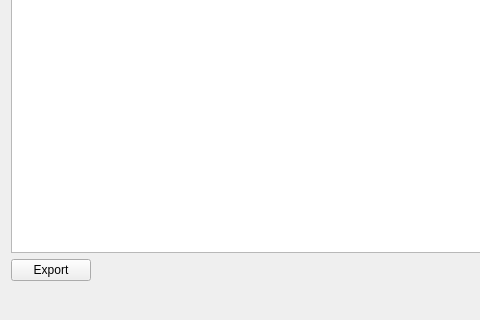
Above: Polyhedron/demo/Polyhedron/Statistics_on_item_dialog.ui from CGAL/cgal before the change; both pictures show x 0 to 480 and y 243 to 563 of the 574 by 563 pixel window. Below: the same form after it.
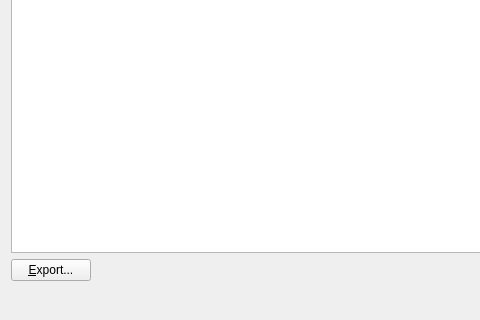
That is the form after the change.

Commit message: Change Export into &Export...

Diff of the .ui file:
```diff
--- a/Polyhedron/demo/Polyhedron/Statistics_on_item_dialog.ui
+++ b/Polyhedron/demo/Polyhedron/Statistics_on_item_dialog.ui
@@ -54,7 +54,7 @@
      <item>
       <widget class="QPushButton" name="exportButton">
        <property name="text">
-        <string>Export</string>
+        <string>&amp;Export...</string>
        </property>
       </widget>
      </item>
```
